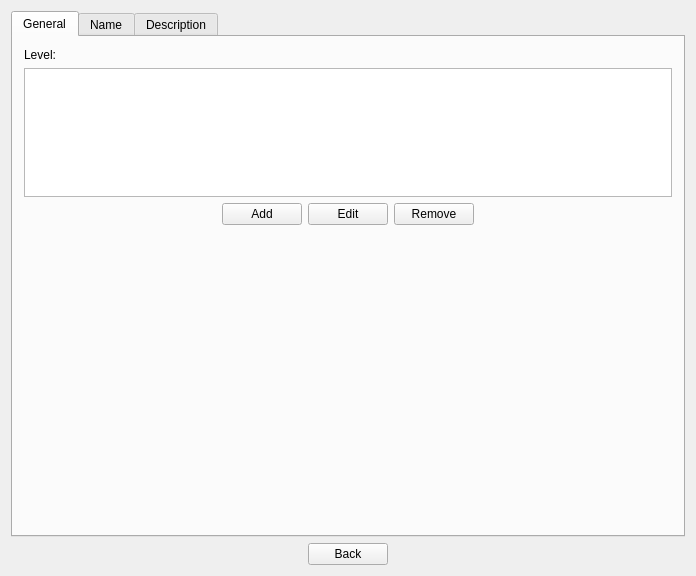
Qt form tools/attack-editor/MainWindow.ui (alphaonex86/CatchChallenger) before a commit.
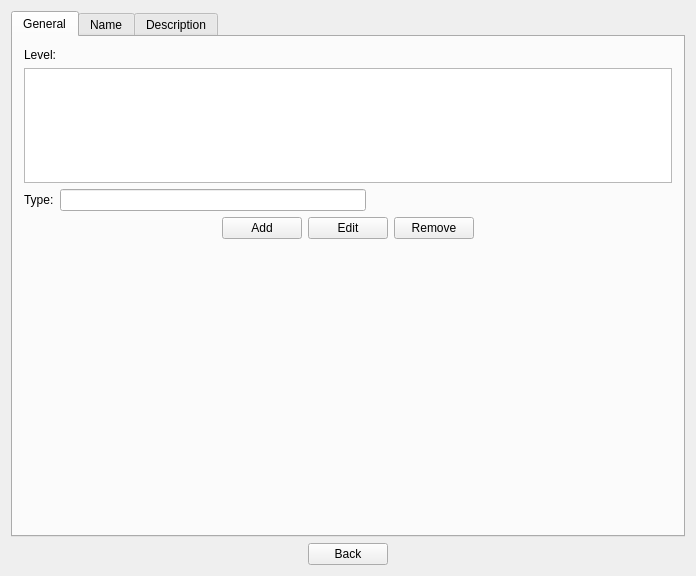
The same form after that commit. The open tabs and pages were chosen to show the change. Icons and pictures are not drawn.

What changed in the file:
```diff
--- a/tools/attack-editor/MainWindow.ui
+++ b/tools/attack-editor/MainWindow.ui
@@ -300,6 +300,33 @@
             <item>
              <widget class="QListWidget" name="level"/>
             </item>
+            <item>
+             <layout class="QHBoxLayout" name="horizontalLayout_22">
+              <item>
+               <widget class="QLabel" name="label_16">
+                <property name="text">
+                 <string>Type:</string>
+                </property>
+               </widget>
+              </item>
+              <item>
+               <widget class="QLineEdit" name="type"/>
+              </item>
+              <item>
+               <spacer name="horizontalSpacer_31">
+                <property name="orientation">
+                 <enum>Qt::Horizontal</enum>
+                </property>
+                <property name="sizeHint" stdset="0">
+                 <size>
+                  <width>40</width>
+                  <height>20</height>
+                 </size>
+                </property>
+               </spacer>
+              </item>
+             </layout>
+            </item>
             <item>
              <layout class="QHBoxLayout" name="horizontalLayout_4">
               <item>
```
Left out of the diff: 4 changed lines with no effect on the pictures.
